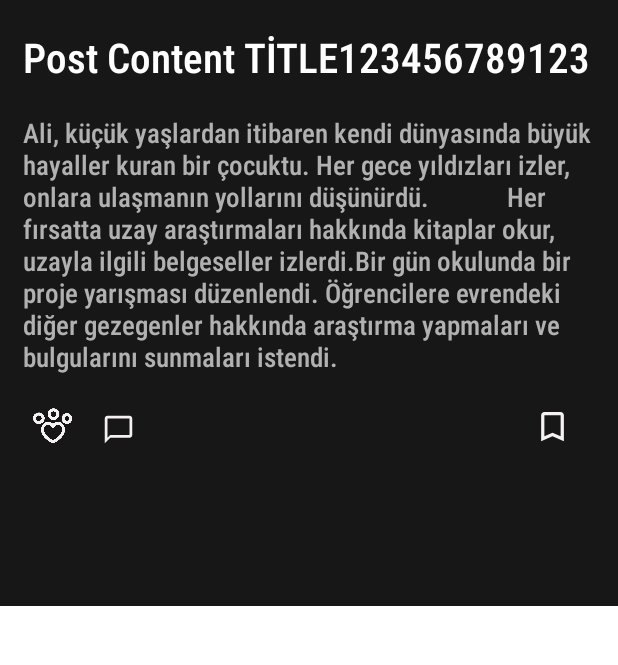
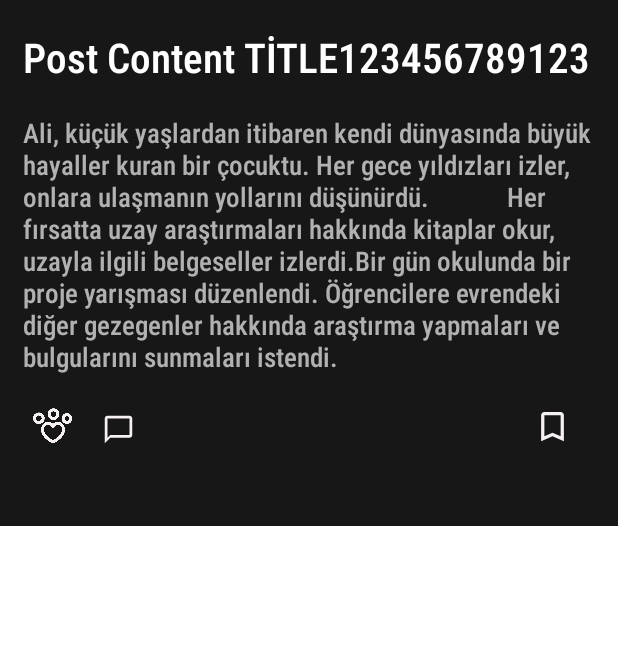
Before and after one commit to MuhammetEmirErkut/PetNet, an Android app: the layout forumpost_cell.xml on its own in the app's theme, with its tools: preview values and no code run, on a phone screen of 412 x 824 dp, the part 69-734 px from its top. Run offline under Robolectric (Android 15) with nearby library versions, the light colour scheme and no system bars.

```diff
--- a/app/src/main/res/layout/forum_postadd_layout.xml
+++ b/app/src/main/res/layout/forum_postadd_layout.xml
@@ -77,7 +77,7 @@
         android:text=" * 0/500" />
 
     <androidx.appcompat.widget.AppCompatButton
-        android:id="@+id/post_button"
+        android:id="@+id/postSendButton"
         android:layout_width="wrap_content"
         android:layout_height="wrap_content"
         android:layout_marginEnd="30dp"
--- a/app/src/main/res/layout/forumpost_cell.xml
+++ b/app/src/main/res/layout/forumpost_cell.xml
@@ -3,7 +3,7 @@
     xmlns:app="http://schemas.android.com/apk/res-auto"
     xmlns:tools="http://schemas.android.com/tools"
     android:layout_width="match_parent"
-    android:layout_height="450dp"
+    android:layout_height="wrap_content"
     android:background="@color/background_color">
 
     <LinearLayout
@@ -91,7 +91,9 @@
         <LinearLayout
             android:layout_width="match_parent"
             android:layout_height="30dp"
-            android:layout_margin="19dp"
+            android:layout_marginHorizontal="19dp"
+            android:layout_marginTop="19dp"
+            android:layout_marginBottom="50dp"
             android:orientation="horizontal">
 
             <ImageView
```
Also changed, not shown: app/src/main/java/com/muham/petv01/Fragments/ForumPostFragment.kt (+50 -0 lines).
